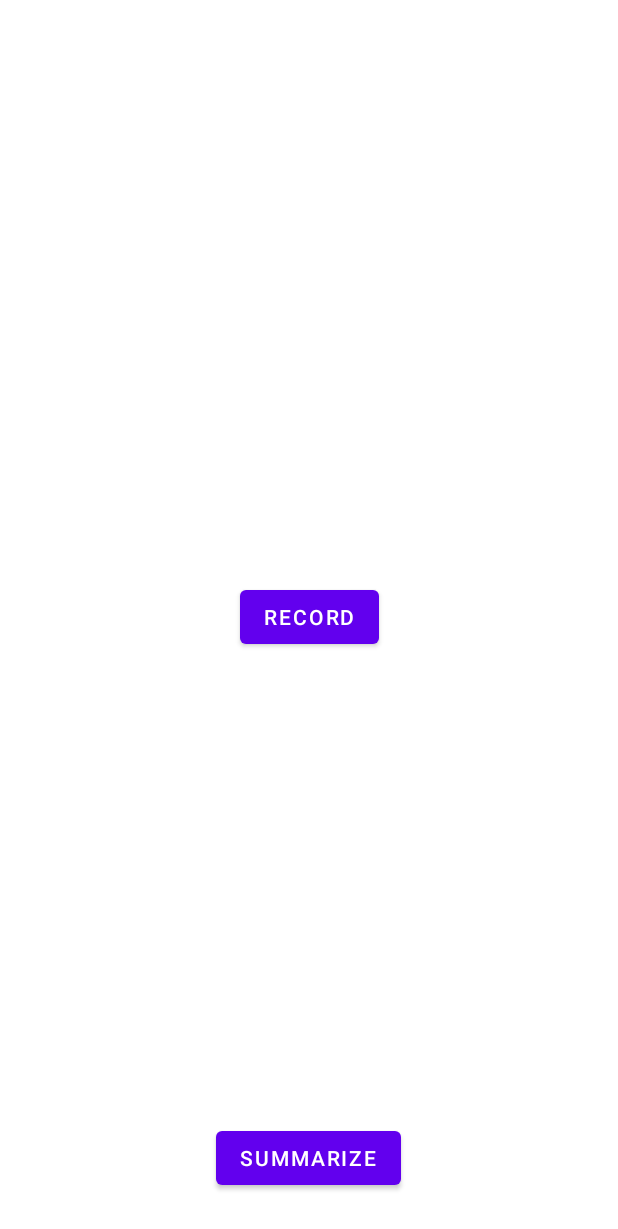
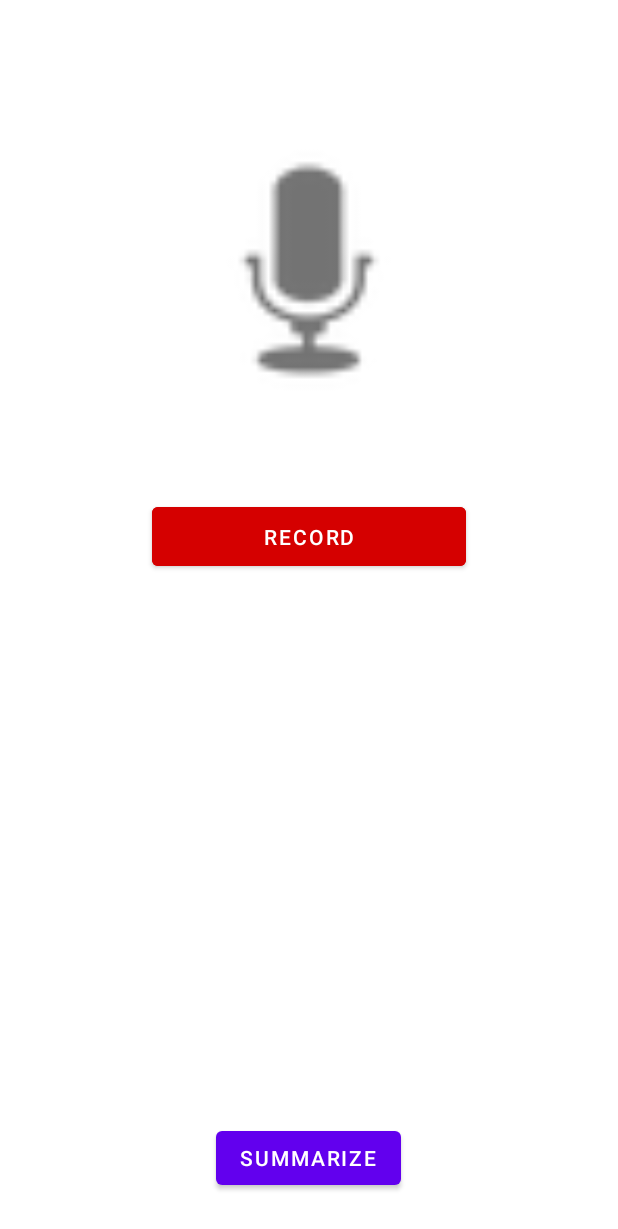
Before and after one commit to Aniket-512/Note-ingHill, an Android app: the SpeechActivity screen opened directly, with no data from a screen before it, on a phone screen of 412 x 824 dp. Shown: the top 1229 px of the screen. Run offline under Robolectric (Android 15) with nearby library versions, the phone set to English and light mode, and no system bars; libraries missing offline, so code that uses them is left out: com.amplifyframework, com.amplifyframework.auth, com.amplifyframework.core, com.amplifyframework.storage, com.arthenica.mobileffmpeg; 3 statements that could not run were skipped.

Commit message:
Updated UI

```diff
--- a/app/src/main/res/layout/activity_image_to_text.xml
+++ b/app/src/main/res/layout/activity_image_to_text.xml
@@ -22,12 +22,10 @@
         android:layout_width="wrap_content"
         android:layout_height="wrap_content"
         android:layout_marginStart="52dp"
-        android:layout_marginBottom="16dp"
+        android:layout_marginBottom="80dp"
         android:text="Upload Image"
         app:layout_constraintBottom_toBottomOf="parent"
-        app:layout_constraintStart_toStartOf="parent"
-        app:layout_constraintTop_toBottomOf="@+id/Gallery_open_button"
-        app:layout_constraintVertical_bias="0.454" />
+        app:layout_constraintStart_toStartOf="parent" />
 
     <ImageView
         android:id="@+id/imageView2"
@@ -45,7 +43,7 @@
         android:layout_width="wrap_content"
         android:layout_height="wrap_content"
         android:layout_marginEnd="56dp"
-        android:layout_marginBottom="52dp"
+        android:layout_marginBottom="80dp"
         android:text="Summarize"
         app:layout_constraintBottom_toBottomOf="parent"
         app:layout_constraintEnd_toEndOf="parent"
--- a/app/src/main/res/layout/activity_speech.xml
+++ b/app/src/main/res/layout/activity_speech.xml
@@ -9,14 +9,15 @@
 
     <Button
         android:id="@+id/record_button"
-        android:layout_width="wrap_content"
-        android:layout_height="wrap_content"
+        android:layout_width="209dp"
+        android:layout_height="51dp"
+        android:layout_marginTop="52dp"
         android:text="@string/record_button_text"
-        app:layout_constraintBottom_toBottomOf="parent"
+        app:iconTint="#FF0000"
+        android:backgroundTint="#D50000"
         app:layout_constraintEnd_toEndOf="parent"
         app:layout_constraintStart_toStartOf="parent"
-        app:layout_constraintTop_toTopOf="parent"
-        app:layout_constraintVertical_bias="0.499" />
+        app:layout_constraintTop_toBottomOf="@+id/imageView4" />
 
     <Button
         android:id="@+id/summarize_button"
@@ -43,6 +44,15 @@
         app:layout_constraintTop_toBottomOf="@+id/record_button"
         app:layout_constraintVertical_bias="0.068" />
 
+    <ImageView
+        android:id="@+id/imageView4"
+        android:layout_width="200dp"
+        android:layout_height="200dp"
+        android:layout_marginTop="80dp"
+        app:layout_constraintEnd_toEndOf="parent"
+        app:layout_constraintStart_toStartOf="parent"
+        app:layout_constraintTop_toTopOf="parent"
+        app:srcCompat="@android:drawable/ic_btn_speak_now" />
 
 
 </androidx.constraintlayout.widget.ConstraintLayout>
```
